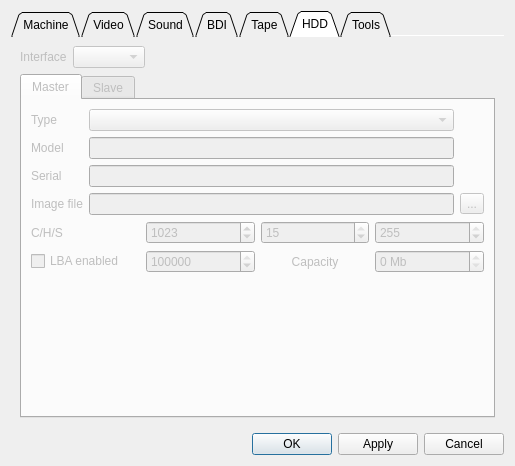
Above: ui/setupwin.ui from samstyle/Xpeccy before the change. Below: the same form after it.
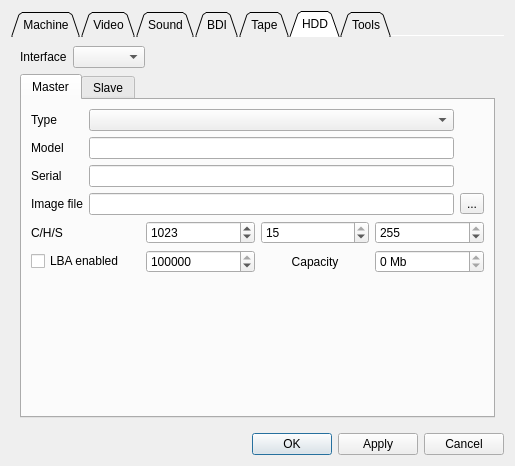
That is the form after the change. The open tabs and pages were chosen to show the change. Icons and pictures are not drawn.

What changed in the file:
```diff
--- a/ui/setupwin.ui
+++ b/ui/setupwin.ui
@@ -1273,7 +1273,7 @@
        </widget>
        <widget class="QWidget" name="hddtab">
         <property name="enabled">
-         <bool>false</bool>
+         <bool>true</bool>
         </property>
         <attribute name="icon">
          <iconset resource="../xpeccy.qrc">
```
Left out of the diff: 2 changed lines with no effect on the pictures.
